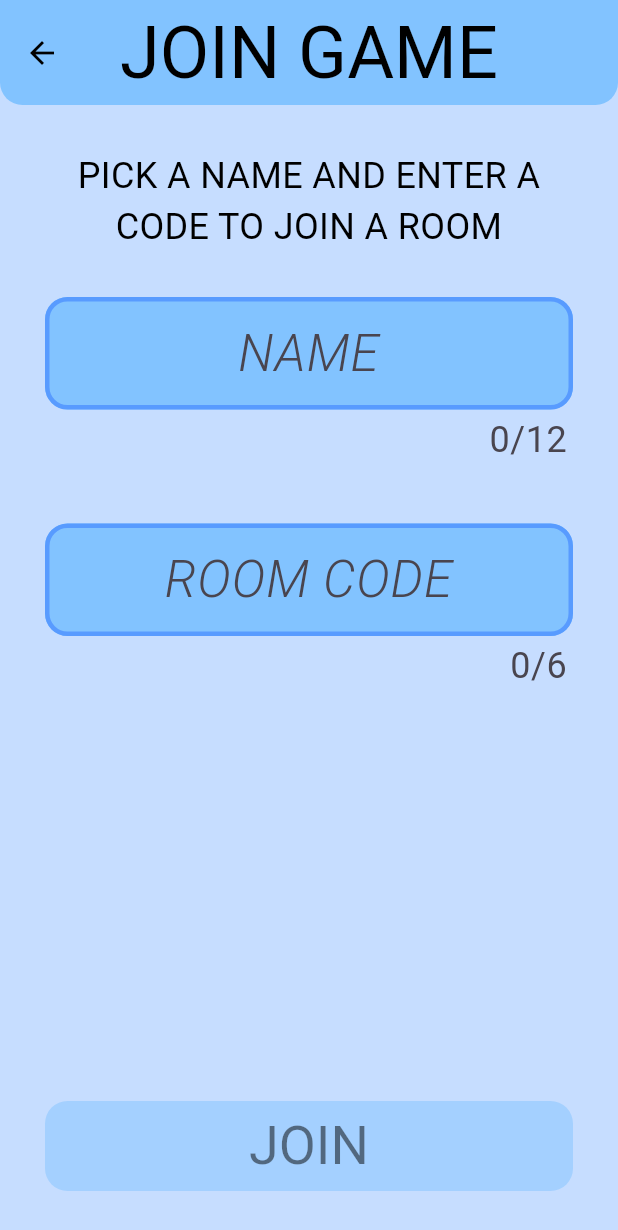
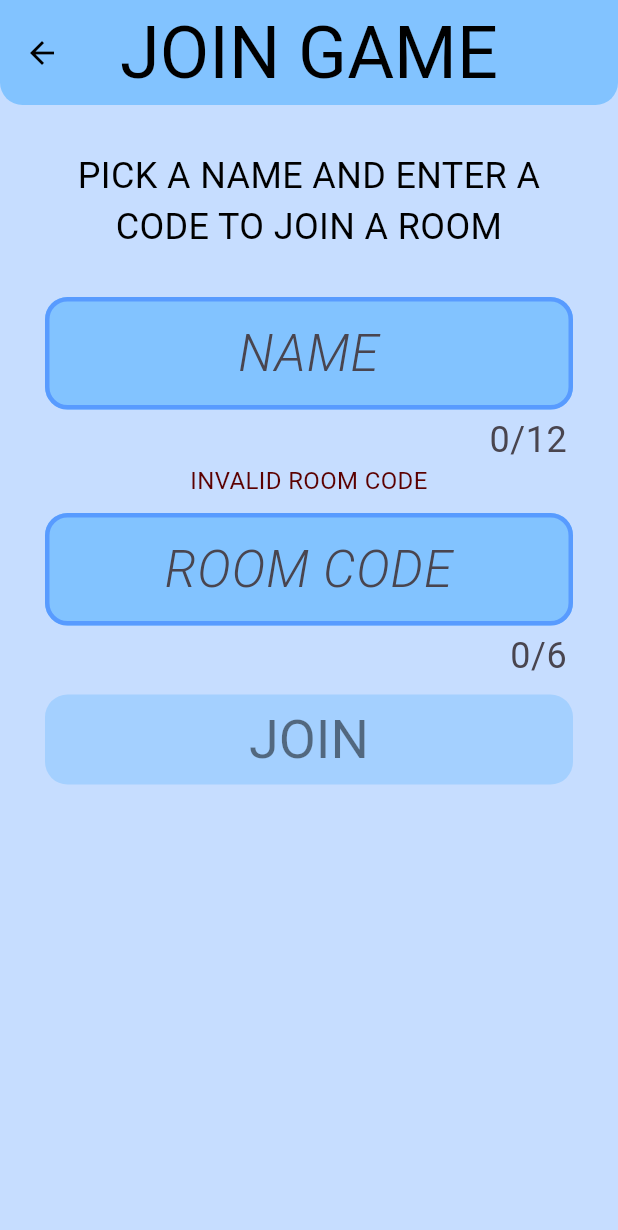
Before and after one commit to Quiggleson/4Chess, a Flutter app: the JoinSetup screen opened directly, on a phone screen of 412 x 824 dp. Shown: the top 1230 px of the screen. Run offline on Flutter 3.47's test engine with Material 3 defaults, Android fonts, the phone set to English and light mode, and no system bars; our stand-ins replace auto_size_text, google_fonts, loading_animation_widget, material_design_icons_flutter; missing offline and left inert: network_info_plus; generated files the repository leaves out were written again; Roboto replaces fonts that are missing (Abel, Ubuntu).

Commit message:
simplified joinsetup ui

```diff
--- a/lib/screens/joinsetup.dart
+++ b/lib/screens/joinsetup.dart
@@ -30,15 +30,12 @@ class JoinSetupState extends State<JoinSetup> {
   static const int _roomcodeMaxLength = 6;
   static const int _nameMaxLength = 12;
 
-  FocusNode nameFocusNode = FocusNode();
-  FocusNode roomCodeFocusNode = FocusNode();
-
   @override
   Widget build(BuildContext context) {
     return Scaffold(
-        resizeToAvoidBottomInset: false,
+        resizeToAvoidBottomInset: true,
         appBar: FCAppBar(title: Text(AppLocalizations.of(context)!.joinGame)),
-        body: Padding(
+        body: SingleChildScrollView(
             padding: const EdgeInsets.all(30),
             child:
                 Column(mainAxisAlignment: MainAxisAlignment.center, children: [
@@ -46,44 +43,23 @@ class JoinSetupState extends State<JoinSetup> {
                   style: const TextStyle(fontSize: 24),
                   textAlign: TextAlign.center),
               const Padding(padding: EdgeInsets.only(top: 30)),
-              Expanded(
-                child: ListView(
-                    physics: const OnlyOnFocusScrollPhysics(),
-                    children: [
               FCTextField(
-                        focusNode: nameFocusNode,
                 hintText: AppLocalizations.of(context)!.name,
                 onChanged: (value) => setState(() => _name = value),
                 maxLength: _nameMaxLength,
               ),
-                      const Padding(padding: EdgeInsets.only(top: 30)),
               Visibility(
-                          visible: invalidRoomCode,
-                          child: Text(
-                              AppLocalizations.of(context)!.invalidRoomCode,
+                  child: Text(AppLocalizations.of(context)!.invalidRoomCode,
                       textAlign: TextAlign.center,
                       style: const TextStyle(
                           fontSize: 16, color: FCColors.error))),
               const Padding(padding: EdgeInsets.only(top: 10)),
               FCTextField(
-                        focusNode: roomCodeFocusNode,
-                        scrollPadding: const EdgeInsets.only(
-                            bottom: double
-                                .infinity), //Makes sure the counter text is in view
                 hintText: AppLocalizations.of(context)!.roomCode,
                 onChanged: (value) => setState(() => _roomCode = value),
                 maxLength: _roomcodeMaxLength,
               ),
-                    ]),
-              ),
-              SizedBox(
-                  height: nameFocusNode.hasFocus
-                      ? 0
-                      : MediaQuery.of(context).viewInsets.bottom * .9),
-              DebugOnly(
-                  text: "force start game",
-                  onPress:
-                      _forceOnJoin), //NOTE: This messes with the keyboard open view.
+              DebugOnly(text: "force start game", onPress: _forceOnJoin),
               Visibility(
                   visible: error,
                   child: Text(AppLocalizations.of(context)!.unableToCreate,
```
Lines whose indentation alone changed are shown as unchanged.
